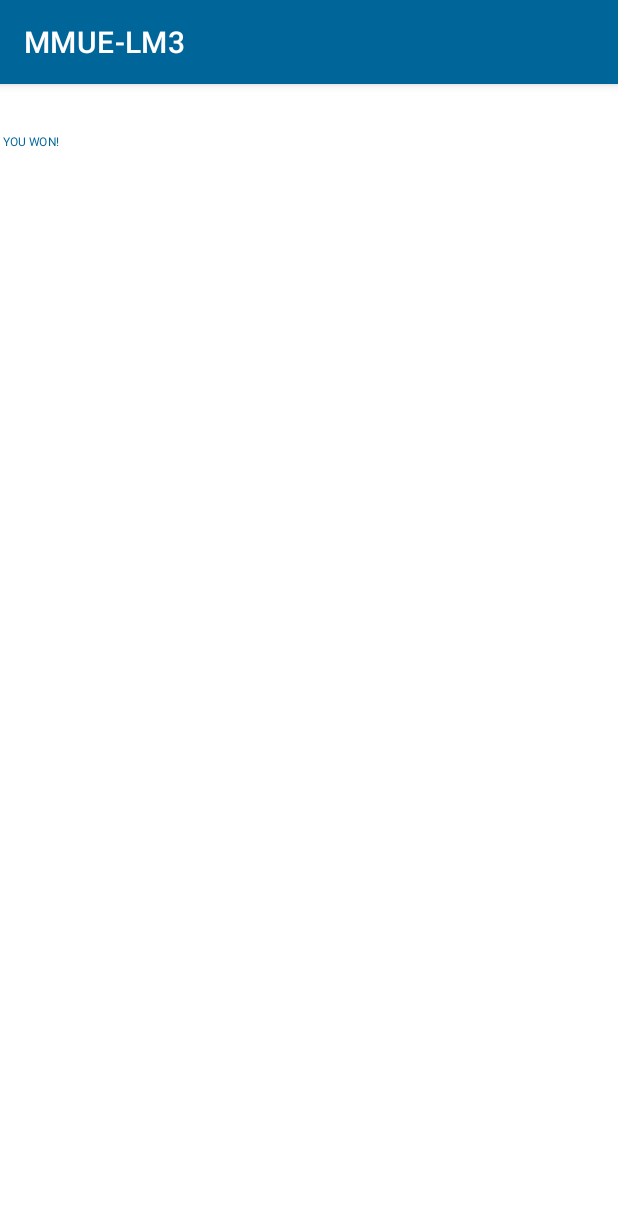
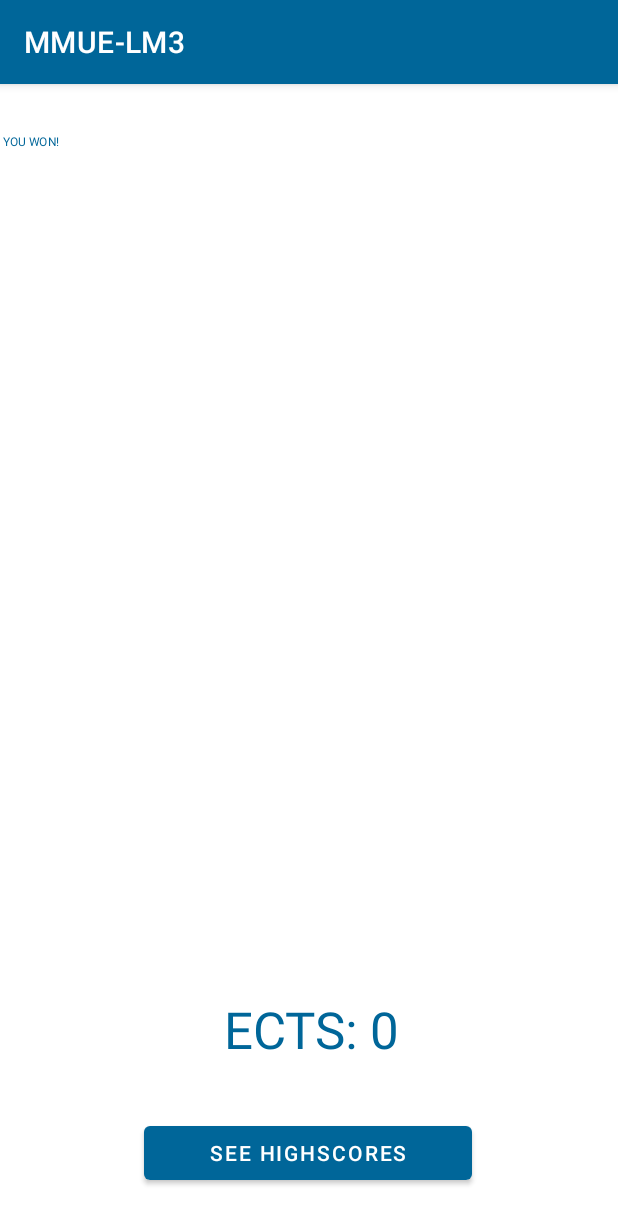
Before and after one commit to Josh6796/MMUE21_LM3_TuwelJump, an Android app: the WinActivity screen opened directly, with no data from a screen before it, on a phone screen of 412 x 824 dp. Shown: the top 1224 px of the screen. Run offline under Robolectric (Android 15) with nearby library versions, the phone set to English and light mode, and no system bars; our stand-ins replace Room's generated code.

Commit message:
Add Highscore-Button to Lose and Win Activity

```diff
--- a/app/src/main/java/com/example/mmue_lm3/activities/WinActivity.java
+++ b/app/src/main/java/com/example/mmue_lm3/activities/WinActivity.java
@@ -2,6 +2,7 @@
 
 import android.content.Intent;
 import android.os.Bundle;
+import android.view.View;
 import android.view.animation.Animation;
 import android.view.animation.AnimationUtils;
 import android.widget.TextView;
@@ -11,7 +12,8 @@
 import com.example.mmue_lm3.R;
 import com.example.mmue_lm3.persistence.Score;
 import com.example.mmue_lm3.persistence.ScoreRoomDatabase;
-import com.example.mmue_lm3.util.Concurrency;
+
+import java.util.concurrent.Executors;
 
 /**
  * Activity for the Splash Screen that comes when you won the game with the View Animation
@@ -31,13 +33,18 @@
 
         Intent intent = getIntent();
         int score = intent.getIntExtra("Score", 0);
-        Concurrency.executeAsync(() -> saveScore(new Score(score)));
+        Executors.newSingleThreadExecutor().execute(() -> saveScore(new Score(score)));
 
-        TextView textViewScore = findViewById(R.id.textViewScore);
+        TextView textViewScore = findViewById(R.id.textViewScoreWon);
         textViewScore.setText("ECTS: " + score);
     }
 
     public void saveScore(Score score) {
-        ScoreRoomDatabase.getInstance(this).scoreDao().insert(score);
+        ScoreRoomDatabase.getDatabase(this).scoreDao().insert(score);
+    }
+
+    public void highscoreButtonClicked(View view) {
+        Intent intent = new Intent(this, HighscoreActivity.class);
+        startActivity(intent);
     }
 }
--- a/app/src/main/java/com/example/mmue_lm3/persistence/ScoreDao.java
+++ b/app/src/main/java/com/example/mmue_lm3/persistence/ScoreDao.java
@@ -12,6 +12,4 @@
     void insert(Score score);
     @Query("SELECT * FROM Score ORDER BY score DESC")
     List<Score> selectAllScoresDesc();
-    @Query("SELECT * FROM Score WHERE id = :id")
-    Score selectById(int id);
 }
--- a/app/src/main/java/com/example/mmue_lm3/persistence/ScoreRoomDatabase.java
+++ b/app/src/main/java/com/example/mmue_lm3/persistence/ScoreRoomDatabase.java
@@ -6,20 +6,16 @@
 import androidx.room.Room;
 import androidx.room.RoomDatabase;
 
-import java.util.HashMap;
-
 @Database(entities = {Score.class}, version = 1)
 public abstract class ScoreRoomDatabase extends RoomDatabase {
     public abstract ScoreDao scoreDao();
 
-    private static final HashMap<Context, ScoreRoomDatabase> INSTANCES = new HashMap<>();
+    private static ScoreRoomDatabase instance;
 
-    public static ScoreRoomDatabase getInstance(Context context) {
-        ScoreRoomDatabase db = INSTANCES.get(context);
-        if (db == null) {
-            db = Room.databaseBuilder(context, ScoreRoomDatabase.class, "scores_db").build();
-            INSTANCES.put(context, db);
+    public static synchronized ScoreRoomDatabase getDatabase(Context context) {
+        if (instance == null) {
+            instance = Room.databaseBuilder(context, ScoreRoomDatabase.class, "score_db").build();
         }
-        return db;
+        return instance;
     }
 }
--- a/app/src/main/java/com/example/mmue_lm3/util/Concurrency.java
+++ /dev/null
@@ -1,12 +0,0 @@
-package com.example.mmue_lm3.util;
-
-import java.util.concurrent.Executor;
-import java.util.concurrent.Executors;
-
-public class Concurrency {
-    private static final Executor executor = Executors.newSingleThreadExecutor();
-
-    public static void executeAsync(Runnable task) {
-        executor.execute(task);
-    }
-}
--- a/app/src/main/res/layout/activity_highscore.xml
+++ b/app/src/main/res/layout/activity_highscore.xml
@@ -13,6 +13,7 @@
         android:layout_marginTop="8dp"
         android:layout_marginEnd="32dp"
         android:layout_marginBottom="8dp"
+        android:textAlignment="center"
         android:textColor="#069"
         android:textSize="24sp"
         app:layout_constraintBottom_toTopOf="@+id/backToMenuButton"
--- a/app/src/main/res/layout/activity_win.xml
+++ b/app/src/main/res/layout/activity_win.xml
@@ -1,6 +1,34 @@
 <?xml version="1.0" encoding="utf-8"?>
 <RelativeLayout xmlns:android="http://schemas.android.com/apk/res/android"
     android:layout_width="match_parent" android:layout_height="match_parent">
+
+    <Button
+        android:id="@+id/wonHighscoreButton"
+        android:layout_width="217dp"
+        android:layout_height="wrap_content"
+        android:layout_alignParentStart="true"
+        android:layout_alignParentEnd="true"
+        android:layout_alignParentBottom="true"
+        android:layout_marginStart="96dp"
+        android:layout_marginEnd="97dp"
+        android:layout_marginBottom="31dp"
+        android:onClick="highscoreButtonClicked"
+        android:text="@string/see_highscores" />
+
+    <TextView
+        android:id="@+id/textViewScoreWon"
+        android:layout_width="wrap_content"
+        android:layout_height="wrap_content"
+        android:layout_alignParentStart="true"
+        android:layout_alignParentEnd="true"
+        android:layout_alignParentBottom="true"
+        android:layout_marginStart="42dp"
+        android:layout_marginEnd="39dp"
+        android:layout_marginBottom="115dp"
+        android:textAlignment="center"
+        android:textAllCaps="true"
+        android:textColor="@color/blue"
+        android:textSize="34sp" />
 
     <TextView
         android:id="@+id/youWonText"
```
Also changed, not shown: app/src/main/java/com/example/mmue_lm3/activities/HighscoreActivity.java (+4 -4 lines), app/src/main/java/com/example/mmue_lm3/activities/LoseActivity.java (+11 -4 lines), app/src/main/res/layout/activity_lose.xml (+16 -3 lines).
